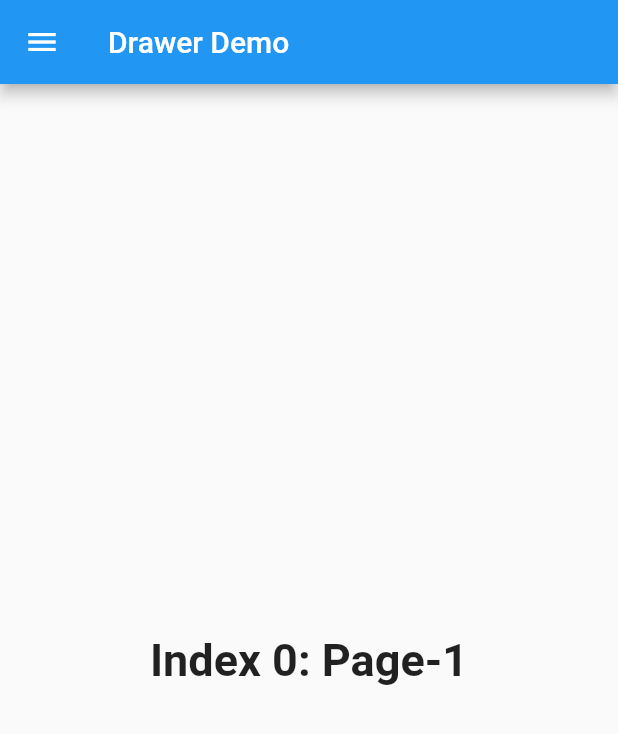
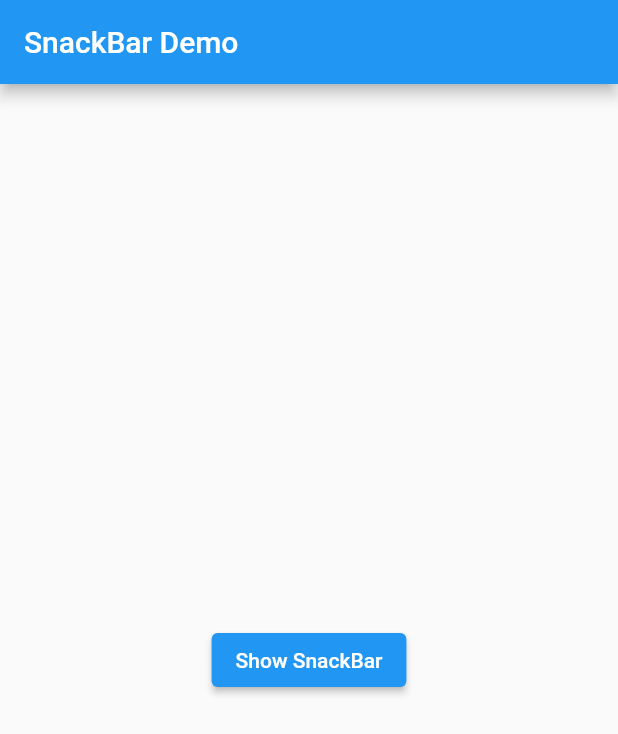
Before and after one commit to UmairAhmed85/FlutterPractise, a Flutter app: the screen it shows after launch, on a phone screen of 412 x 824 dp. Shown: the top 734 px of the screen. Run offline on Flutter 3.47's test engine with Material 2 defaults, Android fonts, the phone set to English and light mode, and no system bars.

Commit message:
Show snackbar with action button

```diff
--- a/lib/main.dart
+++ b/lib/main.dart
@@ -1,105 +1,47 @@
 import 'package:flutter/material.dart';
 
-void main() => runApp(const MyApp());
+void main() => runApp(const SnackBarDemo());
 
-class MyApp extends StatelessWidget {
-  const MyApp({super.key});
-
-  static const appTitle = 'Drawer Demo';
+class SnackBarDemo extends StatelessWidget {
+  const SnackBarDemo({super.key});
 
   @override
   Widget build(BuildContext context) {
-    return const MaterialApp(
-      title: appTitle,
-      home: MyHomePage(title: appTitle),
+    return MaterialApp(
+      title: 'SnackBar Demo',
+      home: Scaffold(
+        appBar: AppBar(
+          title: const Text('SnackBar Demo'),
+        ),
+        body: const SnackBarPage(),
+      ),
     );
   }
 }
 
-class MyHomePage extends StatefulWidget {
-  const MyHomePage({super.key, required this.title});
-
-  final String title;
-
-  @override
-  State<MyHomePage> createState() => _MyHomePageState();
-}
-
-class _MyHomePageState extends State<MyHomePage> {
-  int _selectedIndex = 0;
-  static const TextStyle optionStyle = TextStyle(fontSize: 30, fontWeight: FontWeight.bold);
-  static const List<Widget> _widgetOptions = [
-    Text(
-      'Index 0: Page-1',
-      style: optionStyle,
-    ),
-    Text(
-      'Index 1: Page-2',
-      style: optionStyle,
-    ),
-    Text(
-      'Index 2: Page-3',
-      style: optionStyle,
-    ),
-  ];
-
-  void _onItemTapped(int index) {
-    setState(() {
-      _selectedIndex = index;
-    });
-  }
+class SnackBarPage extends StatelessWidget {
+  const SnackBarPage({super.key});
 
   @override
   Widget build(BuildContext context) {
-    return Scaffold(
-      appBar: AppBar(title: Text(widget.title)),
-      body: Center(
-        child: _widgetOptions[_selectedIndex],
-      ),
-      drawer: Drawer(
-        // Add a ListView to the drawer. This ensures the user can scroll
-        // through the options in the drawer if there isn't enough vertical
-        // space to fit everything.
-        child: ListView(
-          // Important: Remove any padding from the ListView.
-          padding: EdgeInsets.zero,
-          children: [
-            const DrawerHeader(
-              decoration: BoxDecoration(color: Colors.blue),
-              child: Text('Drawer Header'),
-            ),
-            ListTile(
-              title: const Text('Page-1'),
-              selected: _selectedIndex == 0,
-              onTap: () {
-                // Update the state of the app
-                _onItemTapped(0);
-                // Then close the drawer
-                Navigator.pop(context);
+    return Center(
+      child: ElevatedButton(
+        onPressed: () {
+          final snackBar = SnackBar(
+            content: const Text('Yay! A SnackBar!'),
+            action: SnackBarAction(
+              label: 'Undo',
+              onPressed: () {
+                // Some code to undo the change.
               },
             ),
-            ListTile(
-              title: const Text('Page-2'),
-              selected: _selectedIndex == 1,
-              onTap: () {
-                // Update the state of the app
-                _onItemTapped(1);
-                // Then close the drawer
-                Navigator.pop(context);
-              },
-            ),
-            ListTile(
-              title: const Text('Page-3'),
-              selected: _selectedIndex == 2,
-              onTap: () {
-                // Update the state of the app
-                _onItemTapped(2);
-                // Then close the drawer
-                Navigator.pop(context);
-              },
-            ),
-          ],
-        ),
+          );
+
+          // Find the ScaffoldMessenger in the widget tree
+          // and use it to show a SnackBar.
+          ScaffoldMessenger.of(context).showSnackBar(snackBar);
+        },
+        child: const Text('Show SnackBar'),
       ),
     );
   }
```
